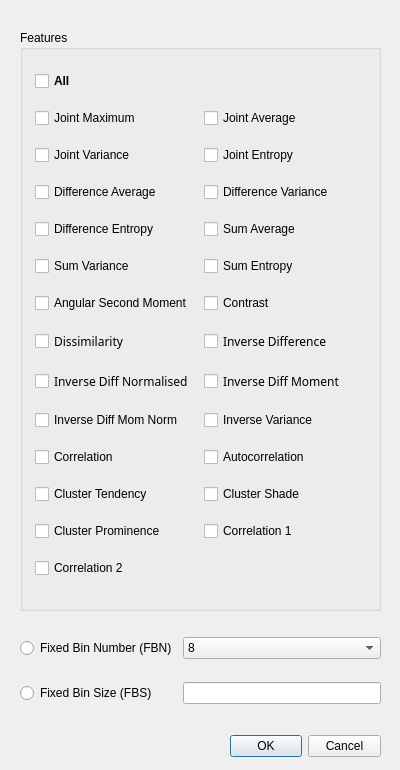
Above: platform/popup_GLRLM.ui from Jiwon-Hwang/Radiomics-Feature-Extraction before the change. Below: the same form after it.
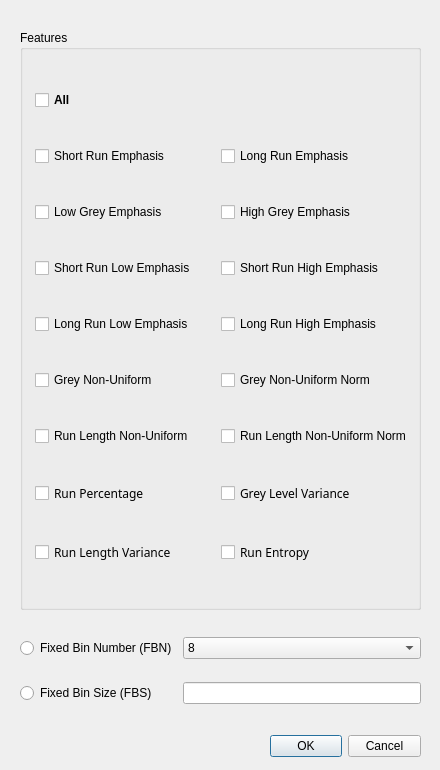
That is the form after the change.

Commit message: change all names(glcm->glrlm)

```diff
--- a/platform/popup_GLRLM.ui
+++ b/platform/popup_GLRLM.ui
@@ -6,7 +6,7 @@
    <rect>
     <x>0</x>
     <y>0</y>
-    <width>400</width>
+    <width>440</width>
     <height>770</height>
    </rect>
   </property>
@@ -22,7 +22,7 @@
   <widget class="QDialogButtonBox" name="buttonBox">
    <property name="geometry">
     <rect>
-     <x>230</x>
+     <x>270</x>
      <y>730</y>
      <width>151</width>
      <height>32</height>
@@ -43,8 +43,8 @@
     <rect>
      <x>20</x>
      <y>30</y>
-     <width>361</width>
-     <height>581</height>
+     <width>401</width>
+     <height>580</height>
     </rect>
    </property>
    <property name="title">
@@ -61,284 +61,18 @@
      <number>10</number>
     </property>
     <property name="rightMargin">
-     <number>12</number>
+     <number>6</number>
     </property>
     <property name="bottomMargin">
      <number>10</number>
     </property>
-    <item row="12" column="0">
-     <widget class="QCheckBox" name="checkBox_Correlation">
-      <property name="enabled">
-       <bool>true</bool>
-      </property>
-      <property name="autoFillBackground">
-       <bool>false</bool>
-      </property>
-      <property name="text">
-       <string>Correlation</string>
-      </property>
-      <property name="checked">
-       <bool>false</bool>
-      </property>
-      <property name="tristate">
-       <bool>false</bool>
-      </property>
-     </widget>
-    </item>
-    <item row="11" column="0">
-     <widget class="QCheckBox" name="checkBox_InverseDiffMomNorm">
-      <property name="enabled">
-       <bool>true</bool>
-      </property>
-      <property name="autoFillBackground">
-       <bool>false</bool>
-      </property>
-      <property name="text">
-       <string>Inverse Diff Mom Norm</string>
-      </property>
-      <property name="checked">
-       <bool>false</bool>
-      </property>
-      <property name="tristate">
-       <bool>false</bool>
-      </property>
-     </widget>
-    </item>
-    <item row="10" column="0">
-     <widget class="QCheckBox" name="checkBox_InverseDiffNorm">
-      <property name="enabled">
-       <bool>true</bool>
-      </property>
-      <property name="font">
-       <font>
-        <family>굴림</family>
-        <pointsize>9</pointsize>
-       </font>
-      </property>
-      <property name="autoFillBackground">
-       <bool>false</bool>
-      </property>
-      <property name="text">
-       <string>Inverse Diff Normalised</string>
-      </property>
-      <property name="checked">
-       <bool>false</bool>
-      </property>
-      <property name="tristate">
-       <bool>false</bool>
-      </property>
-     </widget>
-    </item>
-    <item row="11" column="1">
-     <widget class="QCheckBox" name="checkBox_InverseVariance">
-      <property name="enabled">
-       <bool>true</bool>
-      </property>
-      <property name="autoFillBackground">
-       <bool>false</bool>
-      </property>
-      <property name="text">
-       <string>Inverse Variance</string>
-      </property>
-      <property name="checked">
-       <bool>false</bool>
-      </property>
-      <property name="tristate">
-       <bool>false</bool>
-      </property>
-     </widget>
-    </item>
-    <item row="9" column="1">
-     <widget class="QCheckBox" name="checkBox_InverseDiff">
-      <property name="enabled">
-       <bool>true</bool>
-      </property>
-      <property name="font">
-       <font>
-        <family>굴림</family>
-        <pointsize>9</pointsize>
-       </font>
-      </property>
-      <property name="acceptDrops">
-       <bool>false</bool>
-      </property>
-      <property name="autoFillBackground">
-       <bool>false</bool>
-      </property>
-      <property name="text">
-       <string>Inverse Difference</string>
-      </property>
-      <property name="checked">
-       <bool>false</bool>
-      </property>
-      <property name="tristate">
-       <bool>false</bool>
-      </property>
-     </widget>
-    </item>
-    <item row="6" column="1">
-     <widget class="QCheckBox" name="checkBox_SumAverage">
-      <property name="enabled">
-       <bool>true</bool>
-      </property>
-      <property name="text">
-       <string>Sum Average</string>
-      </property>
-      <property name="checked">
-       <bool>false</bool>
-      </property>
-     </widget>
-    </item>
-    <item row="14" column="1">
-     <widget class="QCheckBox" name="checkBox_FirstMCorrelation">
-      <property name="enabled">
-       <bool>true</bool>
-      </property>
-      <property name="autoFillBackground">
-       <bool>false</bool>
-      </property>
-      <property name="text">
-       <string>Correlation 1</string>
-      </property>
-      <property name="checked">
-       <bool>false</bool>
-      </property>
-      <property name="tristate">
-       <bool>false</bool>
-      </property>
-     </widget>
-    </item>
-    <item row="14" column="0">
-     <widget class="QCheckBox" name="checkBox_ClusterProminence">
-      <property name="enabled">
-       <bool>true</bool>
-      </property>
-      <property name="autoFillBackground">
-       <bool>false</bool>
-      </property>
-      <property name="text">
-       <string>Cluster Prominence</string>
-      </property>
-      <property name="checked">
-       <bool>false</bool>
-      </property>
-      <property name="tristate">
-       <bool>false</bool>
-      </property>
-     </widget>
-    </item>
-    <item row="7" column="0">
-     <widget class="QCheckBox" name="checkBox_SumVariance">
-      <property name="enabled">
-       <bool>true</bool>
-      </property>
-      <property name="autoFillBackground">
-       <bool>false</bool>
-      </property>
-      <property name="text">
-       <string>Sum Variance</string>
-      </property>
-      <property name="checked">
-       <bool>false</bool>
-      </property>
-      <property name="tristate">
-       <bool>false</bool>
-      </property>
-     </widget>
-    </item>
-    <item row="12" column="1">
-     <widget class="QCheckBox" name="checkBox_Autocorrelation">
-      <property name="enabled">
-       <bool>true</bool>
-      </property>
-      <property name="autoFillBackground">
-       <bool>false</bool>
-      </property>
-      <property name="text">
-       <string>Autocorrelation</string>
-      </property>
-      <property name="checked">
-       <bool>false</bool>
-      </property>
-      <property name="tristate">
-       <bool>false</bool>
-      </property>
-     </widget>
-    </item>
-    <item row="8" column="0">
-     <widget class="QCheckBox" name="checkBox_AngSecMoment">
-      <property name="enabled">
-       <bool>true</bool>
-      </property>
-      <property name="autoFillBackground">
-       <bool>false</bool>
-      </property>
-      <property name="text">
-       <string>Angular Second Moment</string>
-      </property>
-      <property name="checked">
-       <bool>false</bool>
-      </property>
-      <property name="tristate">
-       <bool>false</bool>
-      </property>
-     </widget>
-    </item>
-    <item row="7" column="1">
-     <widget class="QCheckBox" name="checkBox_SumEntropy">
-      <property name="enabled">
-       <bool>true</bool>
-      </property>
-      <property name="text">
-       <string>Sum Entropy</string>
-      </property>
-      <property name="checkable">
-       <bool>true</bool>
-      </property>
-      <property name="checked">
-       <bool>false</bool>
-      </property>
-      <property name="tristate">
-       <bool>false</bool>
-      </property>
-     </widget>
-    </item>
-    <item row="2" column="1">
-     <widget class="QCheckBox" name="checkBox_JointEntropy">
-      <property name="enabled">
-       <bool>true</bool>
-      </property>
-      <property name="text">
-       <string>Joint Entropy</string>
-      </property>
-      <property name="checked">
-       <bool>false</bool>
-      </property>
-     </widget>
-    </item>
-    <item row="1" column="0">
-     <widget class="QCheckBox" name="checkBox_JointMaximum">
-      <property name="autoFillBackground">
-       <bool>false</bool>
-      </property>
-      <property name="text">
-       <string>Joint Maximum</string>
-      </property>
-      <property name="checked">
-       <bool>false</bool>
-      </property>
-      <property name="tristate">
-       <bool>false</bool>
-      </property>
-     </widget>
-    </item>
     <item row="1" column="1">
      <widget class="QCheckBox" name="checkBox_JointAverage">
       <property name="enabled">
        <bool>true</bool>
       </property>
       <property name="text">
-       <string>Joint Average</string>
+       <string>Long Run Emphasis</string>
       </property>
       <property name="checkable">
        <bool>true</bool>
@@ -351,67 +85,58 @@
       </property>
      </widget>
     </item>
+    <item row="2" column="0">
+     <widget class="QCheckBox" name="checkBox_LGE">
+      <property name="enabled">
+       <bool>true</bool>
+      </property>
+      <property name="text">
+       <string>Low Grey Emphasis</string>
+      </property>
+     </widget>
+    </item>
     <item row="6" column="0">
      <widget class="QCheckBox" name="checkBox_DifferenceEntropy">
       <property name="enabled">
        <bool>true</bool>
       </property>
       <property name="text">
-       <string>Difference Entropy</string>
+       <string>Long Run Low Emphasis</string>
       </property>
       <property name="checked">
        <bool>false</bool>
       </property>
      </widget>
     </item>
+    <item row="1" column="0">
+     <widget class="QCheckBox" name="checkBox_SRE">
+      <property name="autoFillBackground">
+       <bool>false</bool>
+      </property>
+      <property name="text">
+       <string>Short Run Emphasis</string>
+      </property>
+      <property name="checked">
+       <bool>false</bool>
+      </property>
+      <property name="tristate">
+       <bool>false</bool>
+      </property>
+     </widget>
+    </item>
     <item row="5" column="1">
      <widget class="QCheckBox" name="checkBox_DifferenceVariance">
       <property name="enabled">
        <bool>true</bool>
       </property>
       <property name="text">
-       <string>Difference Variance</string>
+       <string>Short Run High Emphasis</string>
       </property>
       <property name="checked">
        <bool>false</bool>
       </property>
      </widget>
     </item>
-    <item row="2" column="0">
-     <widget class="QCheckBox" name="checkBox_JointVariance">
-      <property name="enabled">
-       <bool>true</bool>
-      </property>
-      <property name="text">
-       <string>Joint Variance</string>
-      </property>
-     </widget>
-    </item>
-    <item row="10" column="1">
-     <widget class="QCheckBox" name="checkBox_InverseDiffMom">
-      <property name="enabled">
-       <bool>true</bool>
-      </property>
-      <property name="font">
-       <font>
-        <family>굴림</family>
-        <pointsize>9</pointsize>
-       </font>
-      </property>
-      <property name="autoFillBackground">
-       <bool>false</bool>
-      </property>
-      <property name="text">
-       <string>Inverse Diff Moment</string>
-      </property>
-      <property name="checked">
-       <bool>false</bool>
-      </property>
-      <property name="tristate">
-       <bool>false</bool>
-      </property>
-     </widget>
-    </item>
     <item row="8" column="1">
      <widget class="QCheckBox" name="checkBox_Contrast">
       <property name="enabled">
@@ -421,7 +146,7 @@
        <bool>false</bool>
       </property>
       <property name="text">
-       <string>Contrast</string>
+       <string>Run Length Non-Uniform Norm</string>
       </property>
       <property name="checked">
        <bool>false</bool>
@@ -431,35 +156,22 @@
       </property>
      </widget>
     </item>
-    <item row="13" column="1">
-     <widget class="QCheckBox" name="checkBox_ClusterShade">
+    <item row="10" column="1">
+     <widget class="QCheckBox" name="checkBox_RE">
       <property name="enabled">
        <bool>true</bool>
       </property>
-      <property name="autoFillBackground">
-       <bool>false</bool>
+      <property name="font">
+       <font>
+        <family>굴림</family>
+        <pointsize>9</pointsize>
+       </font>
       </property>
-      <property name="text">
-       <string>Cluster Shade</string>
-      </property>
-      <property name="checked">
-       <bool>false</bool>
-      </property>
-      <property name="tristate">
-       <bool>false</bool>
-      </property>
-     </widget>
-    </item>
-    <item row="13" column="0">
-     <widget class="QCheckBox" name="checkBox_ClusterTendency">
-      <property name="enabled">
-       <bool>true</bool>
-      </property>
       <property name="autoFillBackground">
        <bool>false</bool>
       </property>
       <property name="text">
-       <string>Cluster Tendency</string>
+       <string>Run Entropy</string>
       </property>
       <property name="checked">
        <bool>false</bool>
@@ -469,38 +181,6 @@
       </property>
      </widget>
     </item>
-    <item row="15" column="0">
-     <widget class="QCheckBox" name="checkBox_SecondMCorrelation">
-      <property name="enabled">
-       <bool>true</bool>
-      </property>
-      <property name="autoFillBackground">
-       <bool>false</bool>
-      </property>
-      <property name="text">
-       <string>Correlation 2</string>
-      </property>
-      <property name="checked">
-       <bool>false</bool>
-      </property>
-      <property name="tristate">
-       <bool>false</bool>
-      </property>
-     </widget>
-    </item>
-    <item row="5" column="0">
-     <widget class="QCheckBox" name="checkBox_DifferenceAverage">
-      <property name="enabled">
-       <bool>true</bool>
-      </property>
-      <property name="text">
-       <string>Difference Average</string>
-      </property>
-      <property name="checked">
-       <bool>false</bool>
-      </property>
-     </widget>
-    </item>
     <item row="9" column="0">
      <widget class="QCheckBox" name="checkBox_Dissimilarity">
       <property name="enabled">
@@ -516,7 +196,7 @@
        <bool>false</bool>
       </property>
       <property name="text">
-       <string>Dissimilarity</string>
+       <string>Run Percentage</string>
       </property>
       <property name="checked">
        <bool>false</bool>
@@ -526,6 +206,19 @@
       </property>
      </widget>
     </item>
+    <item row="5" column="0">
+     <widget class="QCheckBox" name="checkBox_SRLE">
+      <property name="enabled">
+       <bool>true</bool>
+      </property>
+      <property name="text">
+       <string>Short Run Low Emphasis</string>
+      </property>
+      <property name="checked">
+       <bool>false</bool>
+      </property>
+     </widget>
+    </item>
     <item row="0" column="0">
      <widget class="QCheckBox" name="checkBox_All">
       <property name="enabled">
@@ -553,6 +246,142 @@
       </property>
      </widget>
     </item>
+    <item row="10" column="0">
+     <widget class="QCheckBox" name="checkBox_RLV">
+      <property name="enabled">
+       <bool>true</bool>
+      </property>
+      <property name="font">
+       <font>
+        <family>굴림</family>
+        <pointsize>9</pointsize>
+       </font>
+      </property>
+      <property name="autoFillBackground">
+       <bool>false</bool>
+      </property>
+      <property name="text">
+       <string>Run Length Variance</string>
+      </property>
+      <property name="checked">
+       <bool>false</bool>
+      </property>
+      <property name="tristate">
+       <bool>false</bool>
+      </property>
+     </widget>
+    </item>
+    <item row="9" column="1">
+     <widget class="QCheckBox" name="checkBox_GLV">
+      <property name="enabled">
+       <bool>true</bool>
+      </property>
+      <property name="font">
+       <font>
+        <family>굴림</family>
+        <pointsize>9</pointsize>
+       </font>
+      </property>
+      <property name="acceptDrops">
+       <bool>false</bool>
+      </property>
+      <property name="autoFillBackground">
+       <bool>false</bool>
+      </property>
+      <property name="text">
+       <string>Grey Level Variance</string>
+      </property>
+      <property name="checked">
+       <bool>false</bool>
+      </property>
+      <property name="tristate">
+       <bool>false</bool>
+      </property>
+     </widget>
+    </item>
+    <item row="6" column="1">
+     <widget class="QCheckBox" name="checkBox_LRHE">
+      <property name="enabled">
+       <bool>true</bool>
+      </property>
+      <property name="text">
+       <string>Long Run High Emphasis</string>
+      </property>
+      <property name="checked">
+       <bool>false</bool>
+      </property>
+     </widget>
+    </item>
+    <item row="7" column="0">
+     <widget class="QCheckBox" name="checkBox_GNU">
+      <property name="enabled">
+       <bool>true</bool>
+      </property>
+      <property name="autoFillBackground">
+       <bool>false</bool>
+      </property>
+      <property name="text">
+       <string>Grey Non-Uniform</string>
+      </property>
+      <property name="checked">
+       <bool>false</bool>
+      </property>
+      <property name="tristate">
+       <bool>false</bool>
+      </property>
+     </widget>
+    </item>
+    <item row="2" column="1">
+     <widget class="QCheckBox" name="checkBox_HGE">
+      <property name="enabled">
+       <bool>true</bool>
+      </property>
+      <property name="text">
+       <string>High Grey Emphasis</string>
+      </property>
+      <property name="checked">
+       <bool>false</bool>
+      </property>
+     </widget>
+    </item>
+    <item row="7" column="1">
+     <widget class="QCheckBox" name="checkBox_GNUN">
+      <property name="enabled">
+       <bool>true</bool>
+      </property>
+      <property name="text">
+       <string>Grey Non-Uniform Norm</string>
+      </property>
+      <property name="checkable">
+       <bool>true</bool>
+      </property>
+      <property name="checked">
+       <bool>false</bool>
+      </property>
+      <property name="tristate">
+       <bool>false</bool>
+      </property>
+     </widget>
+    </item>
+    <item row="8" column="0">
+     <widget class="QCheckBox" name="checkBox_RLNU">
+      <property name="enabled">
+       <bool>true</bool>
+      </property>
+      <property name="autoFillBackground">
+       <bool>false</bool>
+      </property>
+      <property name="text">
+       <string>Run Length Non-Uniform</string>
+      </property>
+      <property name="checked">
+       <bool>false</bool>
+      </property>
+      <property name="tristate">
+       <bool>false</bool>
+      </property>
+     </widget>
+    </item>
    </layout>
   </widget>
   <widget class="QWidget" name="gridLayoutWidget">
@@ -560,7 +389,7 @@
     <rect>
      <x>20</x>
      <y>620</y>
-     <width>361</width>
+     <width>401</width>
      <height>101</height>
     </rect>
    </property>
```
Left out of the diff: 20 changed lines with no effect on the pictures. The commit also changes 19 other files.
